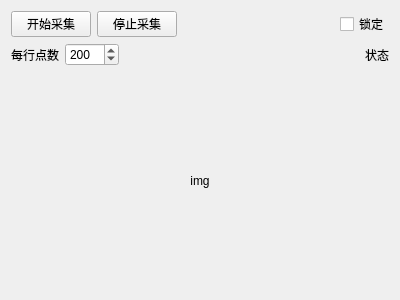
The window that scanwidget.ui (curious-heart/x-data-scanner) describes before a commit, drawn with Qt 5.
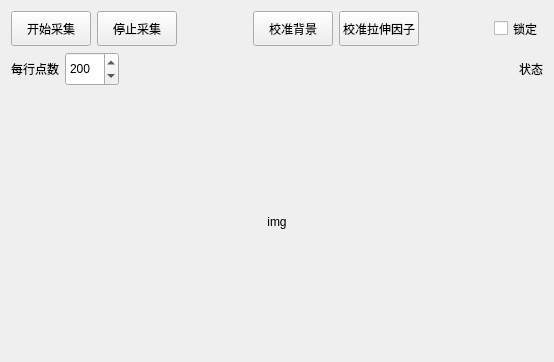
The same window after the commit.

Commit message: Add cali file gen and cali mode work.

Diff of the .ui file:
```diff
--- a/scanwidget.ui
+++ b/scanwidget.ui
@@ -6,16 +6,16 @@
    <rect>
     <x>0</x>
     <y>0</y>
-    <width>400</width>
-    <height>300</height>
+    <width>554</width>
+    <height>362</height>
    </rect>
   </property>
   <property name="windowTitle">
    <string>Form</string>
   </property>
-  <layout class="QVBoxLayout" name="verticalLayout" stretch="1,1,40">
+  <layout class="QVBoxLayout" name="verticalLayout" stretch="4,4,30">
    <item>
-    <layout class="QHBoxLayout" name="horizontalLayout_3">
+    <layout class="QHBoxLayout" name="horizontalLayout_4">
      <item>
       <layout class="QHBoxLayout" name="horizontalLayout_2">
        <item>
@@ -59,6 +59,49 @@
        </property>
       </spacer>
      </item>
+     <item>
+      <layout class="QHBoxLayout" name="horizontalLayout_3">
+       <item>
+        <widget class="QPushButton" name="caliBgBtn">
+         <property name="sizePolicy">
+          <sizepolicy hsizetype="Minimum" vsizetype="Expanding">
+           <horstretch>0</horstretch>
+           <verstretch>0</verstretch>
+          </sizepolicy>
+         </property>
+         <property name="text">
+          <string>校准背景</string>
+         </property>
+        </widget>
+       </item>
+       <item>
+        <widget class="QPushButton" name="caliStreFactorBtn">
+         <property name="sizePolicy">
+          <sizepolicy hsizetype="Minimum" vsizetype="Expanding">
+           <horstretch>0</horstretch>
+           <verstretch>0</verstretch>
+          </sizepolicy>
+         </property>
+         <property name="text">
+          <string>校准拉伸因子</string>
+         </property>
+        </widget>
+       </item>
+      </layout>
+     </item>
+     <item>
+      <spacer name="horizontalSpacer_3">
+       <property name="orientation">
+        <enum>Qt::Horizontal</enum>
+       </property>
+       <property name="sizeHint" stdset="0">
+        <size>
+         <width>40</width>
+         <height>20</height>
+        </size>
+       </property>
+      </spacer>
+     </item>
      <item>
       <widget class="QCheckBox" name="scanLockChkBox">
        <property name="sizePolicy">
```
The commit also changes 9 other files.
